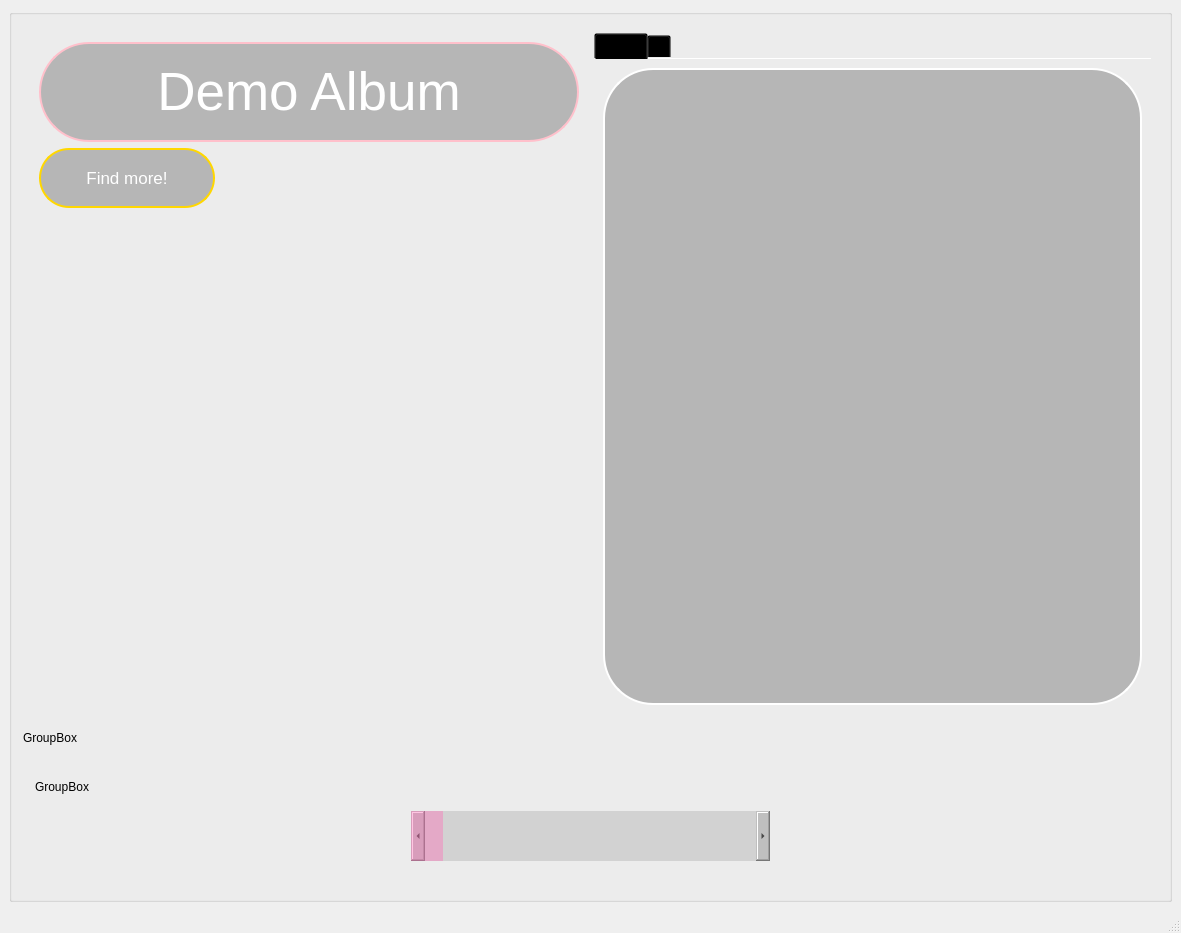
This is ui/album_page/album_window.ui in incremen/CyberMusicStreaming as Qt 5 draws it before an edit. The edited form follows.
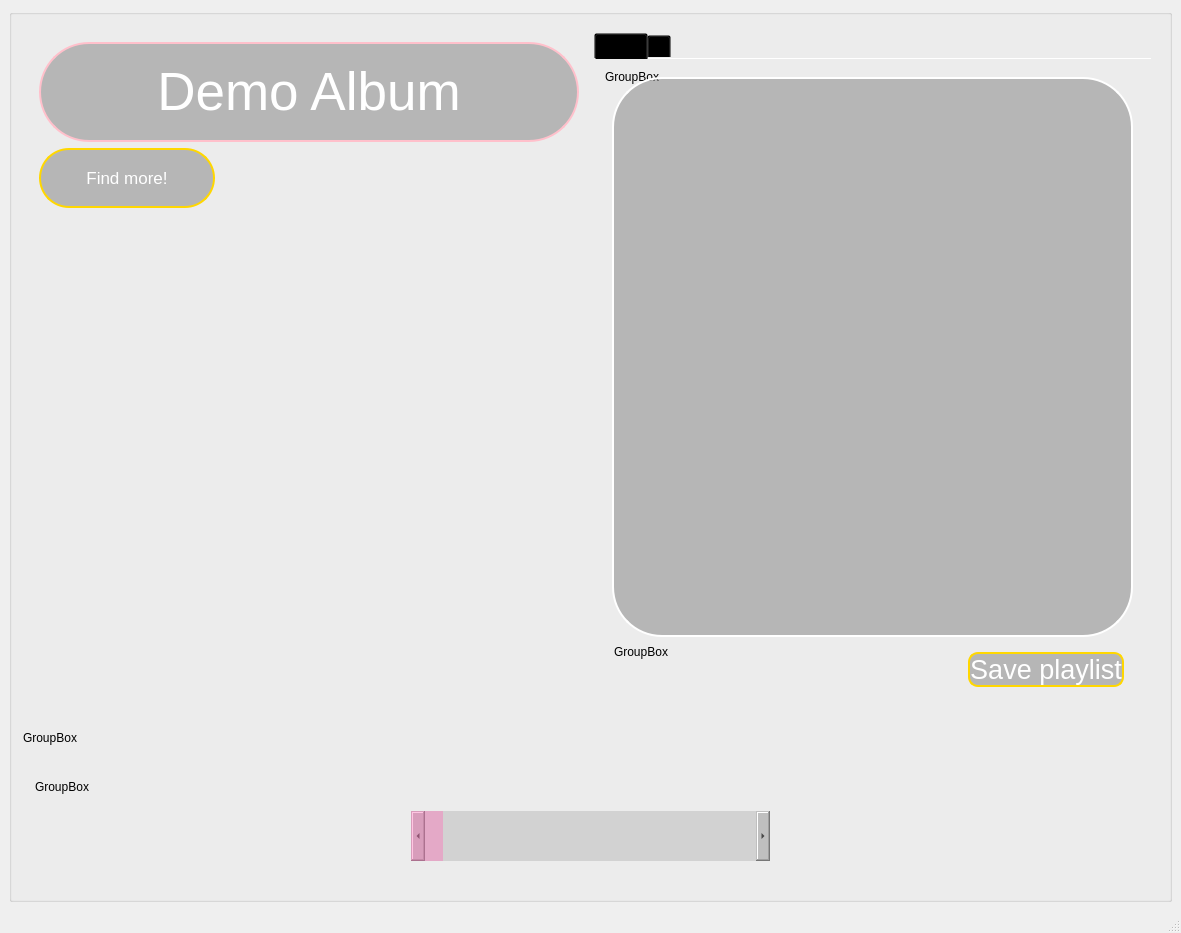
This is the edited form. The open tabs and pages were chosen to show the change. Icons and pictures are not drawn.

Commit message: added save playlist btn

What changed in the file:
```diff
--- a/ui/album_page/album_window.ui
+++ b/ui/album_page/album_window.ui
@@ -191,7 +191,13 @@
              </attribute>
              <layout class="QVBoxLayout" name="verticalLayout_2">
               <item>
-               <widget class="QListWidget" name="play_list_widget">
+               <widget class="QGroupBox" name="groupBox">
+                <property name="title">
+                 <string>GroupBox</string>
+                </property>
+                <layout class="QVBoxLayout" name="verticalLayout_5">
+                 <item>
+                  <widget class="QListWidget" name="playlist_widget">
                 <property name="sizePolicy">
                  <sizepolicy hsizetype="Preferred" vsizetype="Expanding">
                   <horstretch>0</horstretch>
@@ -215,9 +221,55 @@
                 </property>
                </widget>
               </item>
-             </layout>
-            </widget>
-            <widget class="QWidget" name="song_queue">
+                 <item>
+                  <widget class="QGroupBox" name="groupBox_2">
+                   <property name="title">
+                    <string>GroupBox</string>
+                   </property>
+                   <layout class="QHBoxLayout" name="horizontalLayout_4">
+                    <item>
+                     <spacer name="horizontalSpacer">
+                      <property name="orientation">
+                       <enum>Qt::Horizontal</enum>
+                      </property>
+                      <property name="sizeHint" stdset="0">
+                       <size>
+                        <width>40</width>
+                        <height>20</height>
+                       </size>
+                      </property>
+                     </spacer>
+                    </item>
+                    <item>
+                     <widget class="QPushButton" name="pushButton">
+                      <property name="font">
+                       <font>
+                        <pointsize>20</pointsize>
+                       </font>
+                      </property>
+                      <property name="styleSheet">
+                       <string notr="true"> border: 2px solid gold;
+ background-color: rgba(128, 128, 128, 128);
+ border-radius: 10px;
+color: white;
+
+
+</string>
+                      </property>
+                      <property name="text">
+                       <string>Save playlist</string>
+                      </property>
+                     </widget>
+                    </item>
+                   </layout>
+                  </widget>
+                 </item>
+                </layout>
+               </widget>
+              </item>
+             </layout>
+            </widget>
+            <widget class="QWidget" name="song_queue_tab">
              <attribute name="title">
               <string/>
              </attribute>
```
Left out of the diff: 6 changed lines with no effect on the pictures. Lines whose indentation alone changed are shown as unchanged. The commit also changes 1 other file.
